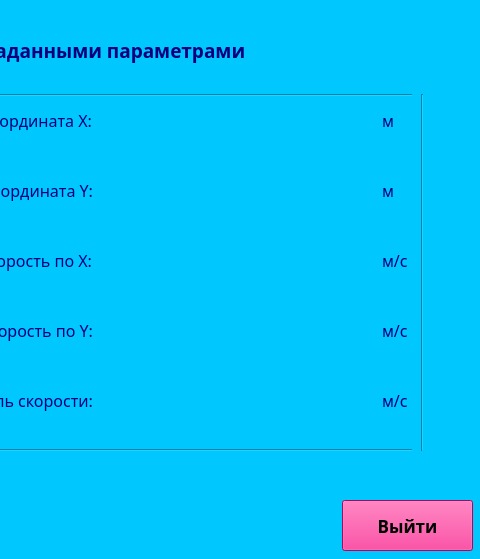
First picture: the form in GUI_app/ui/main.ui, repository Seantix/rrrRrrr, before the edit; both pictures show x 598 to 1078 and y 0 to 559 of the 1078 by 559 pixel window.
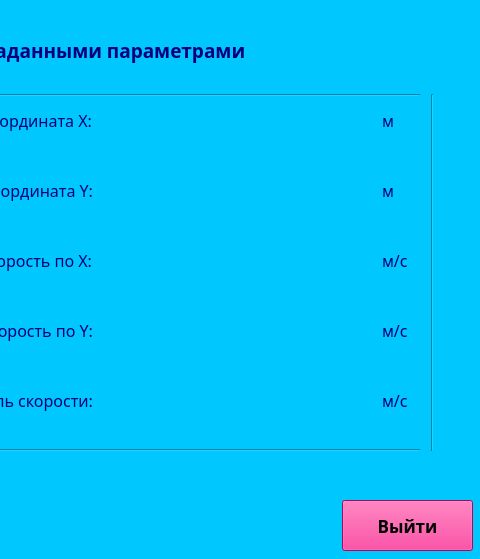
Second picture: the form after the edit.

Diff of the .ui file:
```diff
--- a/GUI_app/ui/main.ui
+++ b/GUI_app/ui/main.ui
@@ -1070,7 +1070,7 @@
    <widget class="Line" name="line_4">
     <property name="geometry">
      <rect>
-      <x>1010</x>
+      <x>1020</x>
       <y>94</y>
       <width>20</width>
       <height>357</height>
```
